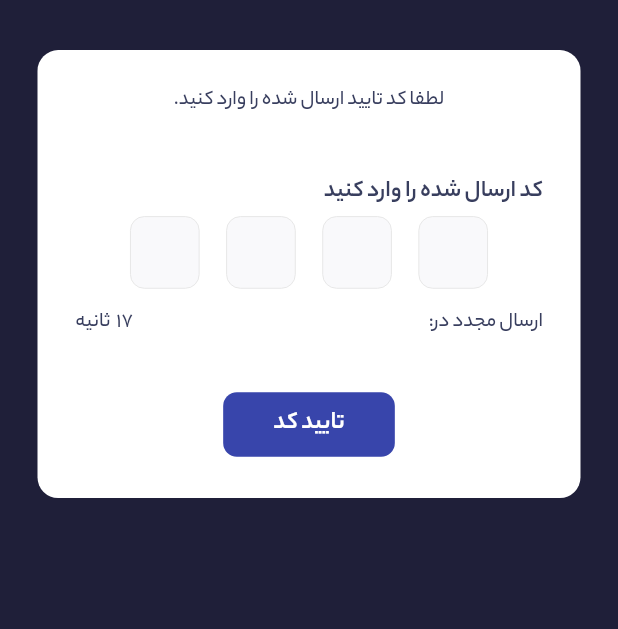
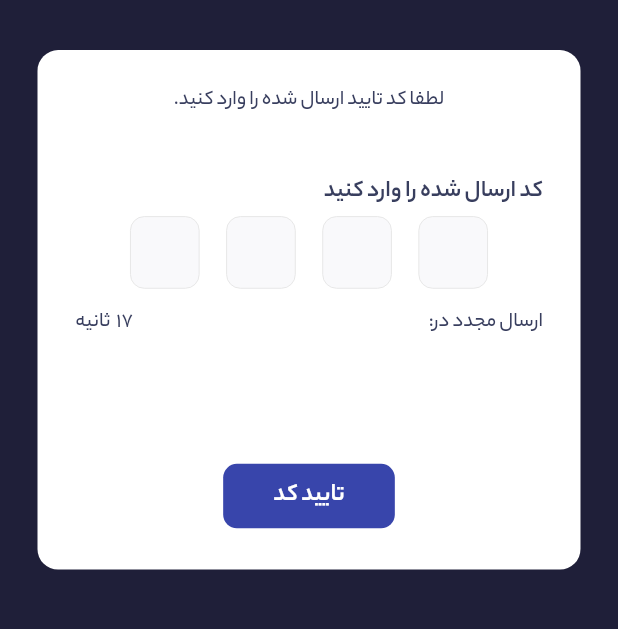
Before and after one commit to mohammad-dehghanifard/flutter_house_reservation, a Flutter app: the AuthPage screen opened directly, after a tap on "ارسال کد", on a phone screen of 412 x 824 dp, the part 163-792 px from its top. Run offline on Flutter 3.47's test engine with Material 3 defaults, Android fonts, the phone set to English and light mode, and no system bars; drawn by our look-alikes of flutter_otp_text_field; our stand-ins replace card_swiper, flutter_screenutil, flutter_svg, get, loading_animation_widget.

Commit message:
wrap all animated widgets in RepaintBoundary widget

```diff
--- a/lib/modules/auth/widgets/auth_container_widget.dart
+++ b/lib/modules/auth/widgets/auth_container_widget.dart
@@ -24,26 +24,28 @@ class AuthContainer extends StatelessWidget {
               ? const ConfirmOtpWidget()
               : const RegisterWidget();
 
-          return AnimatedContainer(
+          return RepaintBoundary(
+            child: AnimatedContainer(
                 duration: const Duration(milliseconds: 50),
                 margin: EdgeInsets.only(top: 12.h),
                 padding: const EdgeInsets.all(25.0),
                 width: double.infinity,
                 height: buildController.pageType == AuthPageType.sendOtp
                     ? 200.h
-                  : buildController.pageType ==
-                  AuthPageType.confirmOtp
-                  ? 250.h
-                  : 300.h,
+                    : 290.h,
                 decoration: BoxDecoration(
                     color: AppColors.white,
                     borderRadius: BorderRadius.circular(12.r)
                 ),
+                child: RepaintBoundary(
                   child: AnimatedSwitcher(
-                duration: const Duration(seconds: 1),
+                    switchInCurve: Curves.easeInToLinear,
+                    duration: const Duration(milliseconds: 350),
                     child: child,
+                  ),
                 )
 
+            ),
           );
         }
     );
--- a/lib/modules/home/widgets/home_tag_widget.dart
+++ b/lib/modules/home/widgets/home_tag_widget.dart
@@ -22,6 +22,7 @@ class HomeTagWidget extends StatelessWidget {
             children: [
               GestureDetector(
                 onTap: () => buildController.updateTag(index),
+                child: RepaintBoundary(
                   child: AnimatedContainer(
                     duration: const Duration(milliseconds: 700),
                     margin:  EdgeInsets.symmetric(horizontal: 6.w),
@@ -51,6 +52,7 @@ class HomeTagWidget extends StatelessWidget {
                     ),
                   ),
                 ),
+              ),
             ],
           );
         }
--- a/lib/modules/home/widgets/popular_house_item_widget.dart
+++ b/lib/modules/home/widgets/popular_house_item_widget.dart
@@ -46,16 +46,16 @@ class PopularHouseItemWidget extends StatelessWidget {
                 crossAxisAlignment: CrossAxisAlignment.start,
                 children: [
                   Text("عنوان وارد شده",style: context.textTheme.titleMedium),
-                  Spacer(),
+                  const Spacer(),
                   // price and time
                   Row(
                     children: [
                       Text("125،000 تومان",style: context.textTheme.bodySmall),
-                      Spacer(),
+                      const Spacer(),
                       Text("اجاره ساعتی",style: context.textTheme.titleSmall),
                     ],
                   ),
-                  Spacer(),
+                  const Spacer(),
                   // score and features
                   Row(
                     children: [
--- a/lib/modules/splash/pages/on_boarding_page.dart
+++ b/lib/modules/splash/pages/on_boarding_page.dart
@@ -50,14 +50,16 @@ class OnBoardingPage extends StatelessWidget {
                         visible: buildController.selectedPage > 0,
                           maintainAnimation: true,
                           maintainState: true,
-                          child:AnimatedOpacity(
+                          child: RepaintBoundary(
+                            child: AnimatedOpacity(
                               opacity: buildController.selectedPage > 0 ? 1 : 0,
                               duration: 1.seconds,
                               curve: Curves.fastOutSlowIn,
                               child: CustomButtonWidget(
                             colorType: ButtonColorType.white,
                             onTap:() => buildController.changePage(previous: true),
-                          text: AppStrings.previous),)
+                            text: AppStrings.previous),),
+                          )
                       )
                     ],
                   ),
--- a/lib/modules/splash/widgets/on_boarding_page_indicator_widget.dart
+++ b/lib/modules/splash/widgets/on_boarding_page_indicator_widget.dart
@@ -17,7 +17,8 @@ class OnBoardingPageIndicatorWidget extends StatelessWidget {
       children: List.generate(FakeData.onBoardingItems.length, (index) {
         return GetBuilder<OnBoardingController>(builder: (buildController) {
           final selected = buildController.selectedPage == index;
-          return AnimatedContainer(
+          return RepaintBoundary(
+            child: AnimatedContainer(
               duration: 350.milliseconds,
               width: !selected ? 12.w : 24.w,
               height: !selected ? 12.w : 6.w,
@@ -29,6 +30,7 @@ class OnBoardingPageIndicatorWidget extends StatelessWidget {
                       ? BorderRadius.circular(4)
                       : BorderRadius.circular(100),
                   color: selected ? AppColors.blue : AppColors.lightBlue),
+            ),
           );
         });
       }),
```
Also changed, not shown: lib/modules/main/widgets/custom_navigation_widget.dart (+9 -6 lines). Lines whose indentation alone changed are shown as unchanged.
